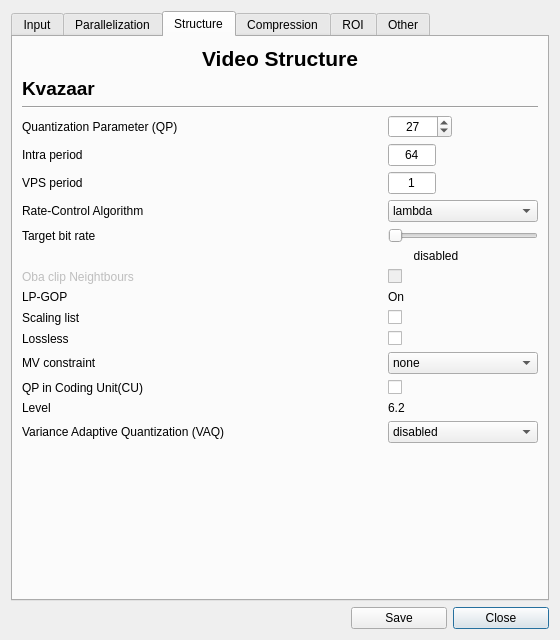
This is ui/videosettings.ui in ultravideo/uvgComm as Qt 5 draws it before an edit. The edited form follows.
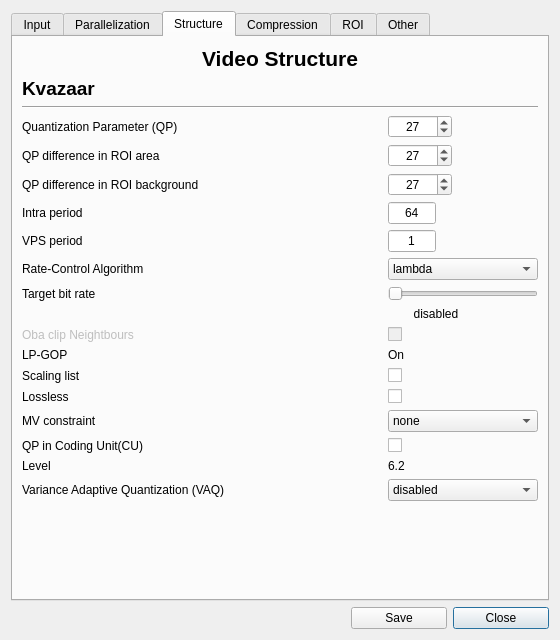
This is the edited form. The open tabs and pages were chosen to show the change.

```diff
--- a/ui/videosettings.ui
+++ b/ui/videosettings.ui
@@ -586,21 +586,179 @@
        <string>Structure</string>
       </attribute>
       <layout class="QGridLayout" name="gridLayout_4">
-       <item row="15" column="2">
+       <item row="23" column="0" colspan="3">
+        <spacer name="verticalSpacer">
+         <property name="orientation">
+          <enum>Qt::Vertical</enum>
+         </property>
+         <property name="sizeHint" stdset="0">
+          <size>
+           <width>20</width>
+           <height>40</height>
+          </size>
+         </property>
+        </spacer>
+       </item>
+       <item row="21" column="2">
+        <widget class="QLabel" name="label_27">
+         <property name="text">
+          <string>6.2</string>
+         </property>
+        </widget>
+       </item>
+       <item row="18" column="2">
         <widget class="QCheckBox" name="lossless_box">
          <property name="text">
           <string/>
          </property>
         </widget>
        </item>
-       <item row="13" column="0">
-        <widget class="QLabel" name="label_20">
+       <item row="11" column="0">
+        <widget class="QLabel" name="bitrate_label">
          <property name="text">
-          <string>Scaling list</string>
+          <string>Target bit rate</string>
          </property>
         </widget>
        </item>
-       <item row="19" column="2">
+       <item row="3" column="0">
+        <widget class="QLabel" name="QP">
+         <property name="text">
+          <string>Quantization Parameter (QP)</string>
+         </property>
+        </widget>
+       </item>
+       <item row="15" column="0">
+        <widget class="QLabel" name="label_15">
+         <property name="text">
+          <string>LP-GOP</string>
+         </property>
+        </widget>
+       </item>
+       <item row="20" column="0" colspan="2">
+        <widget class="QLabel" name="label_25">
+         <property name="text">
+          <string>QP in Coding Unit(CU)</string>
+         </property>
+        </widget>
+       </item>
+       <item row="0" column="0" colspan="3">
+        <widget class="QLabel" name="label_8">
+         <property name="font">
+          <font>
+           <pointsize>16</pointsize>
+           <bold>true</bold>
+          </font>
+         </property>
+         <property name="text">
+          <string>Video Structure</string>
+         </property>
+         <property name="alignment">
+          <set>Qt::AlignCenter</set>
+         </property>
+        </widget>
+       </item>
+       <item row="20" column="2">
+        <widget class="QCheckBox" name="qp_in_cu_box">
+         <property name="text">
+          <string/>
+         </property>
+        </widget>
+       </item>
+       <item row="3" column="2">
+        <widget class="QSpinBox" name="qp">
+         <property name="maximumSize">
+          <size>
+           <width>64</width>
+           <height>24</height>
+          </size>
+         </property>
+         <property name="toolTip">
+          <string>&lt;html&gt;&lt;head/&gt;&lt;body&gt;&lt;p&gt;Quantization parameter&lt;/p&gt;&lt;/body&gt;&lt;/html&gt;</string>
+         </property>
+         <property name="alignment">
+          <set>Qt::AlignCenter</set>
+         </property>
+         <property name="maximum">
+          <number>51</number>
+         </property>
+         <property name="value">
+          <number>27</number>
+         </property>
+        </widget>
+       </item>
+       <item row="7" column="2">
+        <widget class="QLineEdit" name="intra">
+         <property name="maximumSize">
+          <size>
+           <width>48</width>
+           <height>16777215</height>
+          </size>
+         </property>
+         <property name="layoutDirection">
+          <enum>Qt::LeftToRight</enum>
+         </property>
+         <property name="text">
+          <string>64</string>
+         </property>
+         <property name="alignment">
+          <set>Qt::AlignCenter</set>
+         </property>
+        </widget>
+       </item>
+       <item row="2" column="0" colspan="3">
+        <widget class="Line" name="line_6">
+         <property name="orientation">
+          <enum>Qt::Horizontal</enum>
+         </property>
+        </widget>
+       </item>
+       <item row="18" column="0" colspan="2">
+        <widget class="QLabel" name="label_23">
+         <property name="text">
+          <string>Lossless</string>
+         </property>
+        </widget>
+       </item>
+       <item row="11" column="2">
+        <widget class="QSlider" name="bitrate_slider">
+         <property name="maximum">
+          <number>10000000</number>
+         </property>
+         <property name="singleStep">
+          <number>50000</number>
+         </property>
+         <property name="pageStep">
+          <number>1000000</number>
+         </property>
+         <property name="orientation">
+          <enum>Qt::Horizontal</enum>
+         </property>
+        </widget>
+       </item>
+       <item row="5" column="0">
+        <widget class="QLabel" name="label_22">
+         <property name="text">
+          <string>QP difference in ROI area</string>
+         </property>
+        </widget>
+       </item>
+       <item row="12" column="2">
+        <widget class="QLabel" name="bitrate">
+         <property name="maximumSize">
+          <size>
+           <width>96</width>
+           <height>16777215</height>
+          </size>
+         </property>
+         <property name="text">
+          <string>disabled</string>
+         </property>
+         <property name="alignment">
+          <set>Qt::AlignCenter</set>
+         </property>
+        </widget>
+       </item>
+       <item row="22" column="2">
         <widget class="QComboBox" name="vaq">
          <item>
           <property name="text">
@@ -709,183 +867,7 @@
          </item>
         </widget>
        </item>
-       <item row="16" column="0" colspan="2">
-        <widget class="QLabel" name="label_24">
-         <property name="text">
-          <string>MV constraint</string>
-         </property>
-        </widget>
-       </item>
-       <item row="3" column="0">
-        <widget class="QLabel" name="QP">
-         <property name="text">
-          <string>Quantization Parameter (QP)</string>
-         </property>
-        </widget>
-       </item>
-       <item row="11" column="0">
-        <widget class="QLabel" name="oba_clip_neighbour_label">
-         <property name="enabled">
-          <bool>false</bool>
-         </property>
-         <property name="text">
-          <string>Oba clip Neightbours</string>
-         </property>
-        </widget>
-       </item>
-       <item row="0" column="0" colspan="3">
-        <widget class="QLabel" name="label_8">
-         <property name="font">
-          <font>
-           <pointsize>16</pointsize>
-           <bold>true</bold>
-          </font>
-         </property>
-         <property name="text">
-          <string>Video Structure</string>
-         </property>
-         <property name="alignment">
-          <set>Qt::AlignCenter</set>
-         </property>
-        </widget>
-       </item>
-       <item row="15" column="0" colspan="2">
-        <widget class="QLabel" name="label_23">
-         <property name="text">
-          <string>Lossless</string>
-         </property>
-        </widget>
-       </item>
-       <item row="18" column="0">
-        <widget class="QLabel" name="label_26">
-         <property name="text">
-          <string>Level</string>
-         </property>
-        </widget>
-       </item>
-       <item row="5" column="2">
-        <widget class="QLineEdit" name="vps">
-         <property name="maximumSize">
-          <size>
-           <width>48</width>
-           <height>16777215</height>
-          </size>
-         </property>
-         <property name="text">
-          <string>1</string>
-         </property>
-         <property name="alignment">
-          <set>Qt::AlignCenter</set>
-         </property>
-        </widget>
-       </item>
-       <item row="11" column="2">
-        <widget class="QCheckBox" name="oba_clip_neighbours">
-         <property name="enabled">
-          <bool>false</bool>
-         </property>
-         <property name="text">
-          <string/>
-         </property>
-        </widget>
-       </item>
-       <item row="13" column="2">
-        <widget class="QCheckBox" name="scaling_box">
-         <property name="text">
-          <string/>
-         </property>
-        </widget>
-       </item>
-       <item row="18" column="2">
-        <widget class="QLabel" name="label_27">
-         <property name="text">
-          <string>6.2</string>
-         </property>
-        </widget>
-       </item>
-       <item row="3" column="2">
-        <widget class="QSpinBox" name="qp">
-         <property name="maximumSize">
-          <size>
-           <width>64</width>
-           <height>24</height>
-          </size>
-         </property>
-         <property name="toolTip">
-          <string>&lt;html&gt;&lt;head/&gt;&lt;body&gt;&lt;p&gt;Quantization parameter&lt;/p&gt;&lt;/body&gt;&lt;/html&gt;</string>
-         </property>
-         <property name="alignment">
-          <set>Qt::AlignCenter</set>
-         </property>
-         <property name="maximum">
-          <number>51</number>
-         </property>
-         <property name="value">
-          <number>27</number>
-         </property>
-        </widget>
-       </item>
-       <item row="4" column="2">
-        <widget class="QLineEdit" name="intra">
-         <property name="maximumSize">
-          <size>
-           <width>48</width>
-           <height>16777215</height>
-          </size>
-         </property>
-         <property name="layoutDirection">
-          <enum>Qt::LeftToRight</enum>
-         </property>
-         <property name="text">
-          <string>64</string>
-         </property>
-         <property name="alignment">
-          <set>Qt::AlignCenter</set>
-         </property>
-        </widget>
-       </item>
-       <item row="1" column="0">
-        <widget class="QLabel" name="label_13">
-         <property name="font">
-          <font>
-           <pointsize>14</pointsize>
-           <bold>true</bold>
-          </font>
-         </property>
-         <property name="text">
-          <string>Kvazaar</string>
-         </property>
-        </widget>
-       </item>
-       <item row="12" column="0">
-        <widget class="QLabel" name="label_15">
-         <property name="text">
-          <string>LP-GOP</string>
-         </property>
-        </widget>
-       </item>
-       <item row="8" column="0">
-        <widget class="QLabel" name="bitrate_label">
-         <property name="text">
-          <string>Target bit rate</string>
-         </property>
-        </widget>
-       </item>
-       <item row="2" column="0" colspan="3">
-        <widget class="Line" name="line_6">
-         <property name="orientation">
-          <enum>Qt::Horizontal</enum>
-         </property>
-        </widget>
-       </item>
-       <item row="4" column="0">
-        <widget class="QLabel" name="Intra">
-         <property name="text">
-          <string>Intra period</string>
-         </property>
-        </widget>
-       </item>
-       <item row="16" column="2">
+       <item row="19" column="2">
         <widget class="QComboBox" name="mv_constraint">
          <item>
           <property name="text">
@@ -914,28 +896,35 @@
          </item>
         </widget>
        </item>
-       <item row="20" column="0" colspan="3">
-        <spacer name="verticalSpacer">
-         <property name="orientation">
-          <enum>Qt::Vertical</enum>
+       <item row="14" column="0">
+        <widget class="QLabel" name="oba_clip_neighbour_label">
+         <property name="enabled">
+          <bool>false</bool>
          </property>
-         <property name="sizeHint" stdset="0">
-          <size>
-           <width>20</width>
-           <height>40</height>
-          </size>
+         <property name="text">
+          <string>Oba clip Neightbours</string>
          </property>
-        </spacer>
+        </widget>
        </item>
-       <item row="17" column="0" colspan="2">
-        <widget class="QLabel" name="label_25">
+       <item row="14" column="2">
+        <widget class="QCheckBox" name="oba_clip_neighbours">
+         <property name="enabled">
+          <bool>false</bool>
+         </property>
          <property name="text">
-          <string>QP in Coding Unit(CU)</string>
+          <string/>
          </property>
         </widget>
        </item>
-       <item row="3" column="1">
-        <spacer name="horizontalSpacer_2">
+       <item row="7" column="0">
+        <widget class="QLabel" name="Intra">
+         <property name="text">
+          <string>Intra period</string>
+         </property>
+        </widget>
+       </item>
+       <item row="5" column="1">
+        <spacer name="horizontalSpacer_3">
          <property name="orientation">
           <enum>Qt::Horizontal</enum>
          </property>
@@ -947,42 +936,57 @@
          </property>
         </spacer>
        </item>
-       <item row="12" column="2">
-        <widget class="QLabel" name="label_19">
-         <property name="text">
-          <string>On</string>
+       <item row="6" column="1">
+        <spacer name="horizontalSpacer_4">
+         <property name="orientation">
+          <enum>Qt::Horizontal</enum>
          </property>
-        </widget>
+         <property name="sizeHint" stdset="0">
+          <size>
+           <width>40</width>
+           <height>20</height>
+          </size>
+         </property>
+        </spacer>
        </item>
-       <item row="5" column="0">
+       <item row="8" column="0">
         <widget class="QLabel" name="VPS">
          <property name="text">
           <string>VPS period</string>
          </property>
         </widget>
        </item>
-       <item row="17" column="2">
-        <widget class="QCheckBox" name="qp_in_cu_box">
+       <item row="8" column="2">
+        <widget class="QLineEdit" name="vps">
+         <property name="maximumSize">
+          <size>
+           <width>48</width>
+           <height>16777215</height>
+          </size>
+         </property>
          <property name="text">
-          <string/>
+          <string>1</string>
          </property>
+         <property name="alignment">
+          <set>Qt::AlignCenter</set>
+         </property>
         </widget>
        </item>
-       <item row="19" column="0">
-        <widget class="QLabel" name="label_28">
+       <item row="15" column="2">
+        <widget class="QLabel" name="label_19">
          <property name="text">
-          <string>Variance Adaptive Quantization (VAQ)</string>
+          <string>On</string>
          </property>
         </widget>
        </item>
-       <item row="6" column="0">
+       <item row="9" column="0">
         <widget class="QLabel" name="label_21">
          <property name="text">
           <string>Rate-Control Algorithm</string>
          </property>
         </widget>
        </item>
-       <item row="6" column="2">
+       <item row="9" column="2">
         <widget class="QComboBox" name="rc_algorithm">
          <property name="maximumSize">
           <size>
@@ -1002,35 +1006,115 @@
          </item>
         </widget>
        </item>
-       <item row="9" column="2">
-        <widget class="QLabel" name="bitrate">
-         <property name="maximumSize">
-          <size>
-           <width>96</width>
-           <height>16777215</height>
-          </size>
-         </property>
-         <property name="text">
-          <string>disabled</string>
-         </property>
-         <property name="alignment">
-          <set>Qt::AlignCenter</set>
-         </property>
-        </widget>
-       </item>
-       <item row="8" column="2">
-        <widget class="QSlider" name="bitrate_slider">
-         <property name="maximum">
-          <number>10000000</number>
-         </property>
-         <property name="singleStep">
-          <number>50000</number>
-         </property>
-         <property name="pageStep">
-          <number>1000000</number>
-         </property>
+       <item row="3" column="1">
+        <spacer name="horizontalSpacer_2">
          <property name="orientation">
           <enum>Qt::Horizontal</enum>
+         </property>
+         <property name="sizeHint" stdset="0">
+          <size>
+           <width>40</width>
+           <height>20</height>
+          </size>
+         </property>
+        </spacer>
+       </item>
+       <item row="16" column="2">
+        <widget class="QCheckBox" name="scaling_box">
+         <property name="text">
+          <string/>
+         </property>
+        </widget>
+       </item>
+       <item row="22" column="0">
+        <widget class="QLabel" name="label_28">
+         <property name="text">
+          <string>Variance Adaptive Quantization (VAQ)</string>
+         </property>
+        </widget>
+       </item>
+       <item row="6" column="0">
+        <widget class="QLabel" name="label_33">
+         <property name="text">
+          <string>QP difference in ROI background</string>
+         </property>
+        </widget>
+       </item>
+       <item row="19" column="0" colspan="2">
+        <widget class="QLabel" name="label_24">
+         <property name="text">
+          <string>MV constraint</string>
+         </property>
+        </widget>
+       </item>
+       <item row="21" column="0">
+        <widget class="QLabel" name="label_26">
+         <property name="text">
+          <string>Level</string>
+         </property>
+        </widget>
+       </item>
+       <item row="16" column="0">
+        <widget class="QLabel" name="label_20">
+         <property name="text">
+          <string>Scaling list</string>
+         </property>
+        </widget>
+       </item>
+       <item row="1" column="0">
+        <widget class="QLabel" name="label_13">
+         <property name="font">
+          <font>
+           <pointsize>14</pointsize>
+           <bold>true</bold>
+          </font>
+         </property>
+         <property name="text">
+          <string>Kvazaar</string>
+         </property>
+        </widget>
+       </item>
+       <item row="5" column="2">
+        <widget class="QSpinBox" name="qp_roi">
+         <property name="maximumSize">
+          <size>
+           <width>64</width>
+           <height>24</height>
+          </size>
+         </property>
+         <property name="alignment">
+          <set>Qt::AlignCenter</set>
+         </property>
+         <property name="minimum">
+          <number>22</number>
+         </property>
+         <property name="maximum">
+          <number>47</number>
+         </property>
+         <property name="value">
+          <number>27</number>
+         </property>
+        </widget>
+       </item>
+       <item row="6" column="2">
+        <widget class="QSpinBox" name="qp_roi_background">
+         <property name="maximumSize">
+          <size>
+           <width>64</width>
+           <height>24</height>
+          </size>
+         </property>
+         <property name="alignment">
+          <set>Qt::AlignCenter</set>
+         </property>
+         <property name="minimum">
+          <number>22</number>
+         </property>
+         <property name="maximum">
+          <number>47</number>
+         </property>
+         <property name="value">
+          <number>27</number>
          </property>
         </widget>
        </item>
```
Left out of the diff: 141 changed lines with no effect on the pictures.
